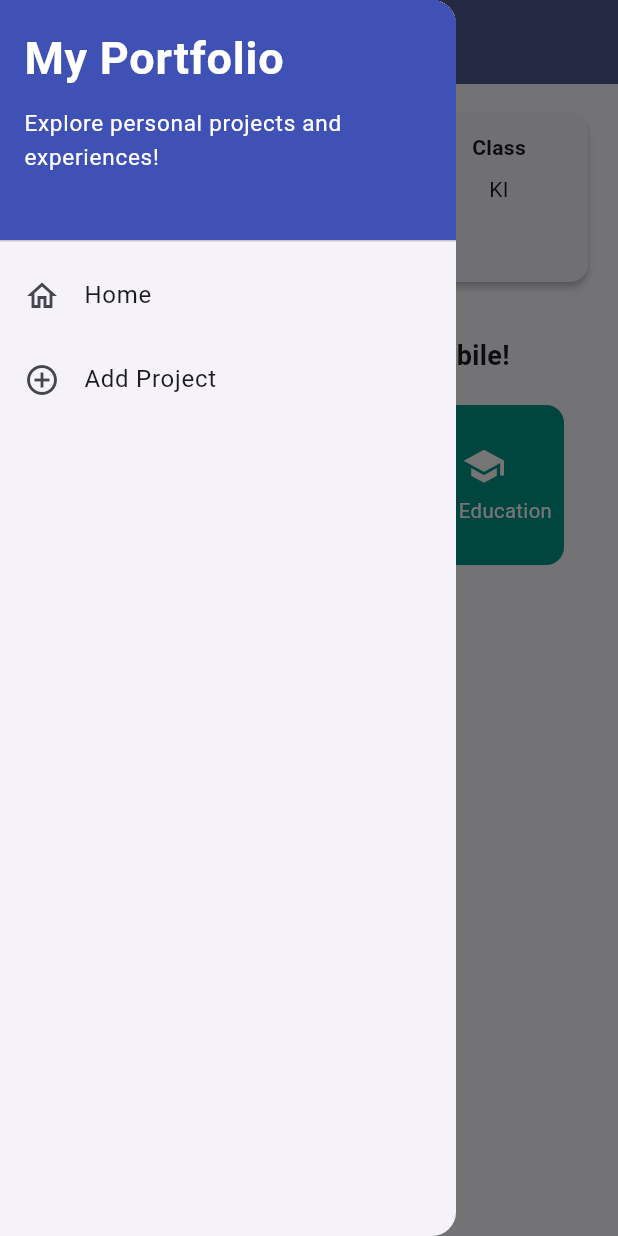
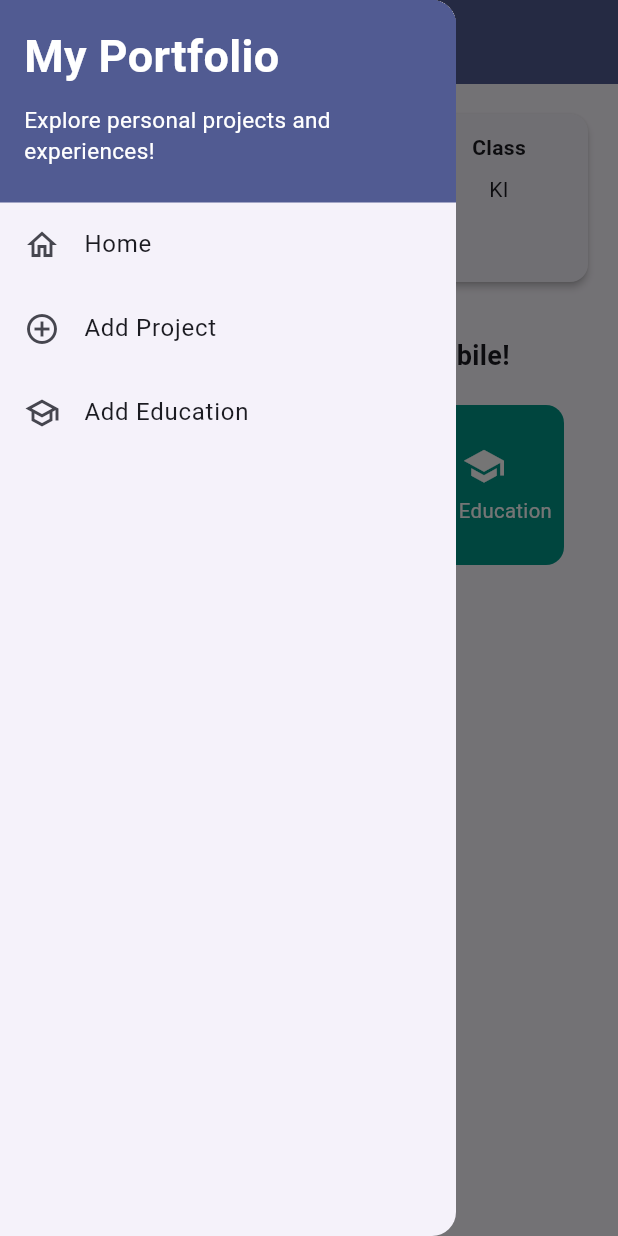
Before and after one commit to beccaovels/myportofolio_mobile, a Flutter app: the screen it shows after launch, with the side drawer open, on a phone screen of 412 x 824 dp. Run offline on Flutter 3.47's test engine with Material 3 defaults, Android fonts, the phone set to English and light mode, and no system bars; our stand-ins replace material_ui.

Commit message:
feat(drawer): add Add Education option and reset stack on Home

```diff
--- a/lib/widgets/left_drawer.dart
+++ b/lib/widgets/left_drawer.dart
@@ -1,18 +1,45 @@
 import 'package:material_ui/material_ui.dart';
+import 'package:myportofolio_mobile/screens/education_form.dart';
 import 'package:myportofolio_mobile/screens/menu.dart';
 import 'package:myportofolio_mobile/screens/project_form.dart';
 
+/// Side navigation drawer shared by every screen (home, Add Project and
+/// Add Education), so the app has one consistent way to move between pages.
+///
+/// - **Home** clears the navigation stack and makes [MyHomePage] the only
+///   route again, so there is never a stray Back arrow on the home screen.
+/// - **Add Project** / **Add Education** replace the current page with the
+///   chosen form, so switching forms through the drawer doesn't pile up
+///   routes.
 class LeftDrawer extends StatelessWidget {
   const LeftDrawer({super.key});
+
+  /// Replaces the current route with [page]. Used for the form options.
+  void _replaceWith(BuildContext context, Widget page) {
+    Navigator.pushReplacement(
+      context,
+      MaterialPageRoute(builder: (context) => page),
+    );
+  }
 
   @override
   Widget build(BuildContext context) {
     return Drawer(
       child: ListView(
         children: [
-          const DrawerHeader(
-            decoration: BoxDecoration(color: Colors.indigo),
-            child: Column(
+          // A Container instead of DrawerHeader: DrawerHeader has a fixed
+          // height, so the title overflowed with large text sizes. This
+          // header grows with its content instead.
+          Container(
+            // Theme primary color, same as every AppBar in the app.
+            color: Theme.of(context).colorScheme.primary,
+            padding: EdgeInsets.fromLTRB(
+              16,
+              16 + MediaQuery.paddingOf(context).top,
+              16,
+              24,
+            ),
+            child: const Column(
               crossAxisAlignment: CrossAxisAlignment.start,
               children: [
                 Text(
@@ -34,26 +61,27 @@ class LeftDrawer extends StatelessWidget {
           ListTile(
             leading: const Icon(Icons.home_outlined),
             title: const Text('Home'),
-            // Navigate to the portfolio home screen
+            // pushAndRemoveUntil with `(route) => false` removes every route
+            // below, so Home becomes the root again. A plain pushReplacement
+            // would leave [Home, Home] when the form was opened with push
+            // from an action card.
             onTap: () {
-              Navigator.pushReplacement(
+              Navigator.pushAndRemoveUntil(
                 context,
                 MaterialPageRoute(builder: (context) => const MyHomePage()),
+                (route) => false,
               );
             },
           ),
           ListTile(
             leading: const Icon(Icons.add_circle_outline),
             title: const Text('Add Project'),
-            // Navigate to the Add Project screen
-            onTap: () {
-              Navigator.pushReplacement(
-                context,
-                MaterialPageRoute(
-                  builder: (context) => const ProjectFormPage(),
-                ),
-              );
-            },
+            onTap: () => _replaceWith(context, const ProjectFormPage()),
+          ),
+          ListTile(
+            leading: const Icon(Icons.school_outlined),
+            title: const Text('Add Education'),
+            onTap: () => _replaceWith(context, const EducationFormPage()),
           ),
         ],
       ),
```
